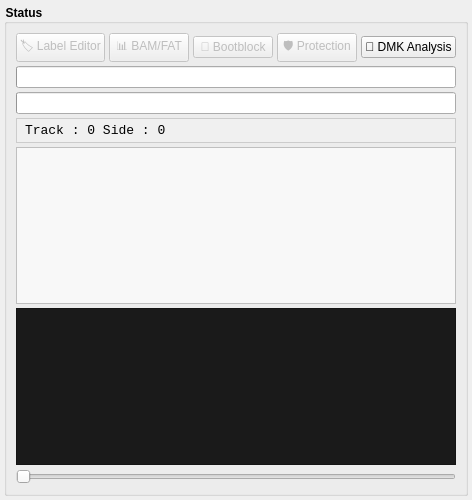
The window that forms/tab_status.ui (Axel051171/UnifiedFloppyTool) describes before a commit, drawn with Qt 5.
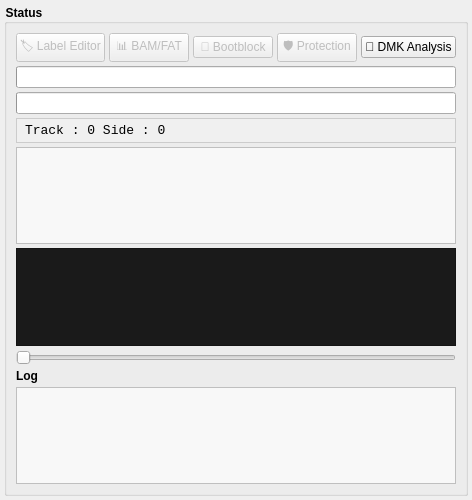
The same window after the commit.

Patch:
```diff
--- a/forms/tab_status.ui
+++ b/forms/tab_status.ui
@@ -118,7 +118,28 @@
         </item>
        </layout>
       </item>
-      
+
+      <!-- Log (P3-265, MF-1191)
+           appendLog() wird an 13 Stellen gerufen und schrieb bis MF-1191
+           ausschliesslich nach qDebug(). Dieses Formular hatte kein
+           Log-Widget, also war jede dieser 13 Meldungen fuer den Benutzer
+           unsichtbar - ein Protokoll, das seinen Namen nicht haelt.
+           Bewacht von tests/test_status_tab_no_fiction.cpp. -->
+      <item>
+       <widget class="QLabel" name="labelLog">
+        <property name="text"><string>Log</string></property>
+        <property name="styleSheet"><string>font-weight: bold;</string></property>
+       </widget>
+      </item>
+      <item>
+       <widget class="QTextEdit" name="textLog">
+        <property name="readOnly"><bool>true</bool></property>
+        <property name="styleSheet"><string>font-family: monospace; font-size: 9pt; background-color: #f8f8f8;</string></property>
+        <property name="minimumHeight"><number>90</number></property>
+        <property name="plainText"><string></string></property>
+       </widget>
+      </item>
+
      </layout>
     </widget>
    </item>
```
